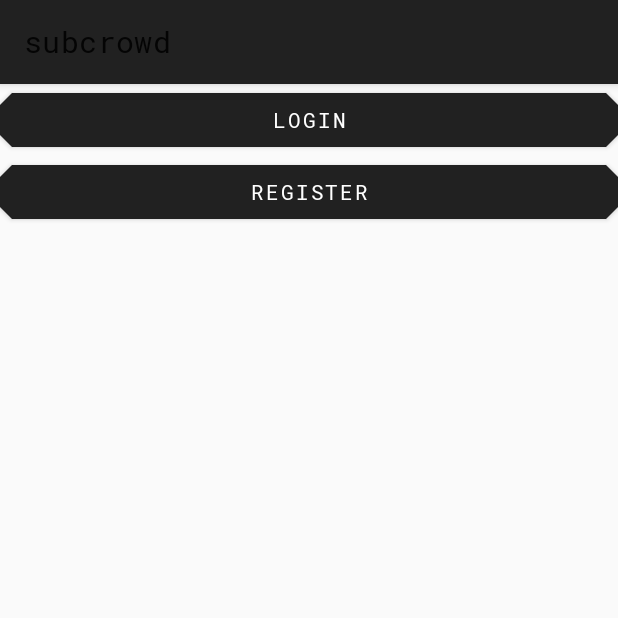
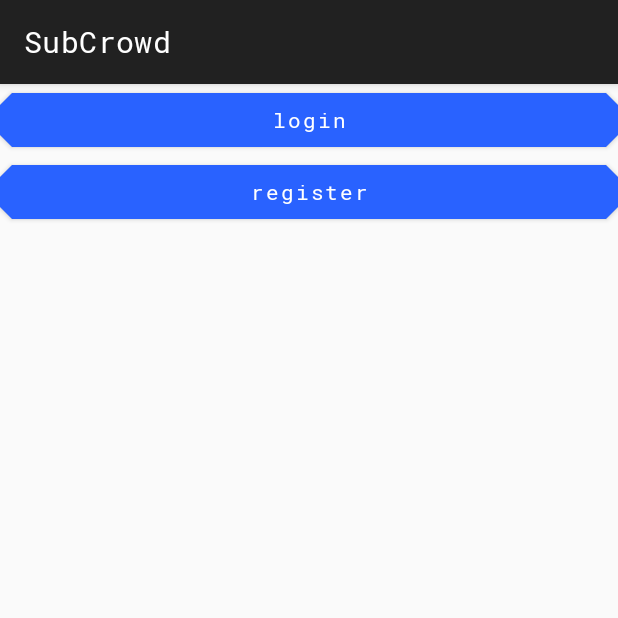
Before and after one commit to aditya1994/SubCrowd, an Android app: the screen it shows after launch (ChooseLoginRegistrationActivity), on a phone screen of 412 x 824 dp, the top half of it. Run offline under Robolectric (Android 15) with nearby library versions, the phone set to English and light mode, and no system bars.

Commit message:
Updated UI

```diff
--- /dev/null
+++ b/TinderClone-master/app/src/main/res/color/bottom_navigation_item_color.xml
@@ -0,0 +1,5 @@
+<?xml version="1.0" encoding="utf-8"?>
+<selector xmlns:android="http://schemas.android.com/apk/res/android">
+    <item android:alpha="1.0" android:color="?attr/colorOnPrimary" android:state_checked="true"/>
+    <item android:alpha="0.6" android:color="?attr/colorOnPrimary"/>
+</selector>
--- /dev/null
+++ b/TinderClone-master/app/src/main/res/color/button_ripple_color.xml
@@ -0,0 +1,10 @@
+<?xml version="1.0" encoding="utf-8"?>
+<selector xmlns:android="http://schemas.android.com/apk/res/android">
+
+    <item android:alpha="0.16" android:color="?attr/colorOnSecondary" android:state_pressed="true"/>
+    <item android:alpha="0.32" android:color="?attr/colorOnSecondary" android:state_focused="true" android:state_hovered="true"/>
+    <item android:alpha="0.24" android:color="?attr/colorOnSecondary" android:state_focused="true"/>
+    <item android:alpha="0.08" android:color="?attr/colorOnSecondary" android:state_hovered="true"/>
+    <item android:alpha="0.00" android:color="?attr/colorOnSecondary"/>
+
+</selector>
--- /dev/null
+++ b/TinderClone-master/app/src/main/res/color/button_text_color.xml
@@ -0,0 +1,5 @@
+<?xml version="1.0" encoding="utf-8"?>
+<selector xmlns:android="http://schemas.android.com/apk/res/android">
+    <item android:color="?attr/colorOnSecondary" android:state_enabled="true"/>
+    <item android:alpha="0.38" android:color="?attr/colorOnSurface"/>
+</selector>
--- /dev/null
+++ b/TinderClone-master/app/src/main/res/color/chip_background_color.xml
@@ -0,0 +1,5 @@
+<?xml version="1.0" encoding="utf-8"?>
+<selector xmlns:android="http://schemas.android.com/apk/res/android">
+    <item android:color="?attr/colorSecondary" android:state_enabled="true"/>
+    <item android:alpha="0.12" android:color="?attr/colorOnSurface"/>
+</selector>
--- /dev/null
+++ b/TinderClone-master/app/src/main/res/color/chip_text_color.xml
@@ -0,0 +1,5 @@
+<?xml version="1.0" encoding="utf-8"?>
+<selector xmlns:android="http://schemas.android.com/apk/res/android">
+    <item android:color="?attr/colorOnSecondary" android:state_enabled="true"/>
+    <item android:alpha="0.38" android:color="?attr/colorOnSurface"/>
+</selector>
--- /dev/null
+++ b/TinderClone-master/app/src/main/res/color/text_field_background.xml
@@ -0,0 +1,6 @@
+<?xml version="1.0" encoding="utf-8"?>
+<selector xmlns:android="http://schemas.android.com/apk/res/android">
+    <item android:alpha="0.16" android:color="?attr/colorSecondary" android:state_hovered="true"/>
+    <item android:alpha="0.04" android:color="?attr/colorSecondary" android:state_enabled="false"/>
+    <item android:alpha="0.12" android:color="?attr/colorSecondary"/>
+</selector>
--- a/TinderClone-master/app/src/main/res/values/colors.xml
+++ b/TinderClone-master/app/src/main/res/values/colors.xml
@@ -1,8 +1,16 @@
 <?xml version="1.0" encoding="utf-8"?>
 <resources>
-    <color name="colorPrimary">#3F51B5</color>
-    <color name="colorPrimaryDark">#303F9F</color>
-    <color name="colorAccent">#FF4081</color>
-    <color name="background">#FAFAFA</color>
-    <color name="colorSecondary">#2962FF</color>
+    <color name="color_primary">#212121</color>
+    <color name="color_primary_variant">#000000</color>
+    <color name="color_on_primary">#FFFFFF</color>
+    <color name="color_secondary">#2962FF</color>
+    <color name="color_secondary_variant">#0039CB</color>
+    <color name="color_on_secondary">#FFFFFF</color>
+    <color name="color_error">#F44336</color>
+    <color name="color_on_error">#FFFFFF</color>
+    <color name="color_surface">#FFFFFF</color>
+    <color name="color_on_surface">#000000</color>
+    <color name="color_background">#FAFAFA</color>
+    <color name="color_on_background">#000000</color>
+    <color name="color_status_bar">#000000</color>
 </resources>
--- a/TinderClone-master/app/src/main/res/values/strings.xml
+++ b/TinderClone-master/app/src/main/res/values/strings.xml
@@ -1,3 +1,3 @@
 <resources>
-    <string name="app_name" translatable="false">subcrowd</string>
+    <string name="app_name" translatable="false">SubCrowd</string>
 </resources>
--- a/TinderClone-master/app/src/main/res/values/styles.xml
+++ b/TinderClone-master/app/src/main/res/values/styles.xml
@@ -1,54 +1,91 @@
 <resources>
 
-    <!-- Base application theme. -->
-    <!--<style name="AppTheme" parent="Theme.AppCompat.Light.DarkActionBar">-->
-        <!--&lt;!&ndash; Customize your theme here. &ndash;&gt;-->
-        <!--<item name="colorPrimary">@color/colorPrimary</item>-->
-        <!--<item name="colorPrimaryDark">@color/colorPrimaryDark</item>-->
-        <!--<item name="colorAccent">@color/colorAccent</item>-->
-    <!--</style>-->
-    <style name="AppTheme" parent="Theme.MaterialComponents.Light">
-        <!-- Add attributes here -->
-        <item name="colorPrimary">#212121</item>
-        <item name="colorPrimaryVariant">#000000</item>
-        <item name="colorOnPrimary">#FFFFFF</item>
-        <item name="colorSecondary">#2962FF</item>
-        <item name="colorSecondaryVariant">#0039CB</item>
-        <item name="colorOnSecondary">#FFFFFF</item>
-        <item name="colorError">#F44336</item>
-        <item name="colorOnError">#FFFFFF</item>
-        <item name="colorSurface">#FFFFFF</item>
-        <item name="colorOnSurface">#212121</item>
-        <item name="android:colorBackground">@color/background</item>
-        <item name="colorOnBackground">#212121</item>
+    <style name="AppTheme" parent="Theme.MaterialComponents.DayNight.DarkActionBar">
+        <!-- Global color attributes -->
+        <item name="colorPrimary">@color/color_primary</item>
+        <item name="colorPrimaryVariant">@color/color_primary_variant</item>
+        <item name="colorOnPrimary">@color/color_on_primary</item>
+        <item name="colorSecondary">@color/color_secondary</item>
+        <item name="colorSecondaryVariant">@color/color_secondary_variant</item>
+        <item name="colorOnSecondary">@color/color_on_secondary</item>
+        <item name="colorError">@color/color_error</item>
+        <item name="colorOnError">@color/color_on_error</item>
+        <item name="colorSurface">@color/color_surface</item>
+        <item name="colorOnSurface">@color/color_on_surface</item>
+        <item name="android:colorBackground">@color/color_background</item>
+        <item name="colorOnBackground">@color/color_on_background</item>
+        <!--<item name="android:statusBarColor">@color/color_status_bar</item>-->
+        <!-- Global type attributes -->
+        <item name="textAppearanceButton">@style/AppTextAppearance.Button</item>
         <item name="fontFamily">@font/roboto_mono_regular</item>
-        <item name="android:fontFamily">@font/roboto_mono_medium</item>
-        <item name="materialCardViewStyle">@style/AppCard</item>
+        <item name="android:fontFamily">@font/roboto_mono_regular</item>
+        <!-- Global shape attributes -->
         <item name="shapeAppearanceSmallComponent">@style/AppShapeAppearance.SmallComponent</item>
         <item name="shapeAppearanceMediumComponent">@style/AppShapeAppearance.MediumComponent</item>
+        <item name="shapeAppearanceLargeComponent">@style/AppShapeAppearance.LargeComponent</item>
+        <!-- Chip widget style attribute -->
+        <item name="chipStyle">@style/AppChip</item>
+        <item name="chipStandaloneStyle">@style/AppChip.Standalone</item>
+        <!-- Button widget style attribute -->
+        <item name="materialButtonStyle">@style/AppButton</item>
+        <!-- Text Field widget style attribute -->
+        <item name="textInputStyle">@style/AppTextField</item>
+        <!-- Card widget style attribute -->
+        <item name="materialCardViewStyle">@style/AppCard</item>
+        <!-- Bottom Navigation widget style attribute -->
+        <item name="bottomNavigationStyle">@style/AppBottomNavigation</item>
+    </style>
 
+    <style name="AppTextAppearance.Chip" parent="TextAppearance.MaterialComponents.Chip">
+        <item name="fontFamily">@font/roboto_mono_regular</item>
+        <item name="android:fontFamily">@font/roboto_mono_regular</item>
     </style>
+
+    <style name="AppTextAppearance.Button" parent="TextAppearance.MaterialComponents.Button">
+        <item name="android:textAllCaps">false</item>
+    </style>
+
     <style name="AppShapeAppearance.SmallComponent" parent="ShapeAppearance.MaterialComponents.SmallComponent">
         <item name="cornerFamily">cut</item>
         <item name="cornerSize">8dp</item>
     </style>
+
     <style name="AppShapeAppearance.MediumComponent" parent="ShapeAppearance.MaterialComponents.MediumComponent">
         <item name="cornerFamily">cut</item>
         <item name="cornerSize">8dp</item>
+    </style>
 
-        <item name="materialButtonStyle">@style/AppButton</item>
+    <style name="AppShapeAppearance.LargeComponent" parent="ShapeAppearance.MaterialComponents.LargeComponent">
+        <item name="cornerFamily">cut</item>
+        <item name="cornerSize">8dp</item>
     </style>
+
+    <!-- NOTE: Chips don't seem to pick up on the theme fontFamily attributes, so these styles are necessary -->
+    <!-- See: https://issuetracker.google.com/issues/127453566 -->
+
+    <style name="AppChip" parent="Widget.MaterialComponents.Chip.Action">
+        <item name="android:textAppearance">@style/AppTextAppearance.Chip</item>
+    </style>
+
+    <style name="AppChip.Standalone" parent="Widget.MaterialComponents.Chip.Entry">
+        <item name="android:textAppearance">@style/AppTextAppearance.Chip</item>
+    </style>
+
     <style name="AppButton" parent="Widget.MaterialComponents.Button">
         <item name="backgroundTint">?attr/colorSecondary</item>
-
-        <item name="textInputStyle">@style/AppTextField</item>
+        <item name="android:textColor">@color/button_text_color</item>
+        <item name="iconTint">@color/button_text_color</item>
+        <item name="rippleColor">@color/button_ripple_color</item>
     </style>
 
     <style name="AppTextField" parent="Widget.MaterialComponents.TextInputLayout.FilledBox">
-        <item name="boxBackgroundColor">@color/colorSecondary</item>
+        <item name="boxBackgroundColor">@color/text_field_background</item>
     </style>
+
     <style name="AppCard" parent="Widget.MaterialComponents.CardView">
         <item name="cardElevation">8dp</item>
     </style>
-    <!--<style name="AppBottomNavigation" parent="Widget.MaterialComponents.BottomNavigation.Colored" />-->
+
+    <style name="AppBottomNavigation" parent="Widget.MaterialComponents.BottomNavigationView.Colored" />
+
 </resources>
```
Also changed, not shown: TinderClone-master/app/src/main/res/color/bottom_navigation_item_ripple_color.xml (added, +10 -0 lines), TinderClone-master/app/src/main/res/color/card_foreground_color.xml (added, +7 -0 lines), TinderClone-master/app/src/main/res/color/card_ripple_color.xml (added, +9 -0 lines).
